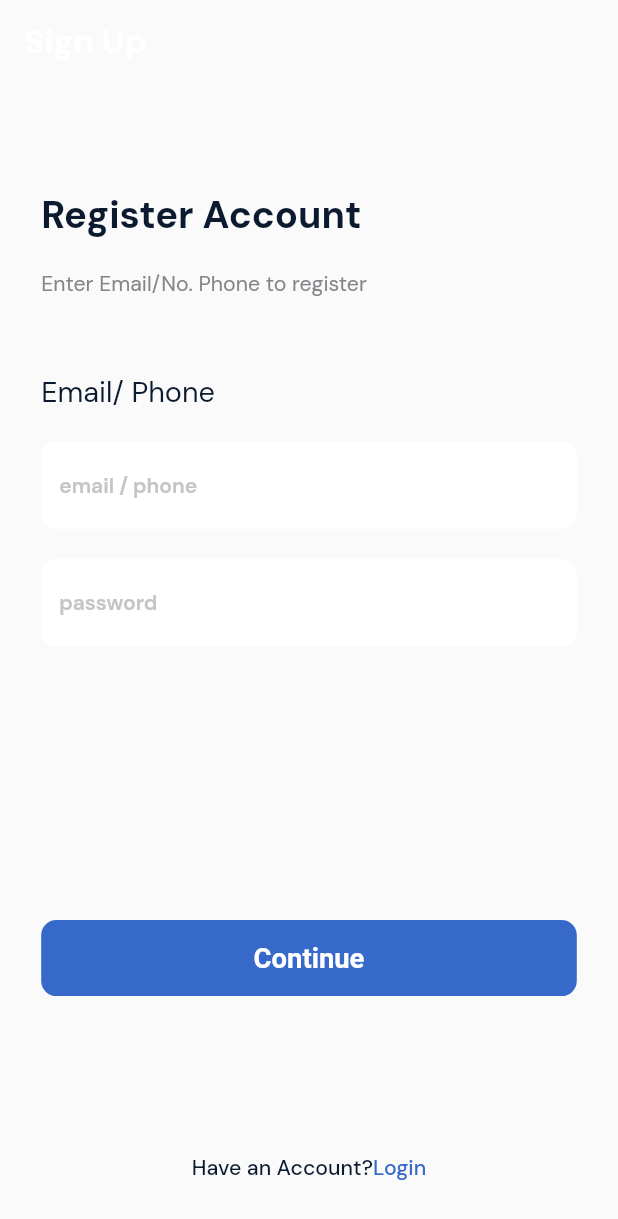
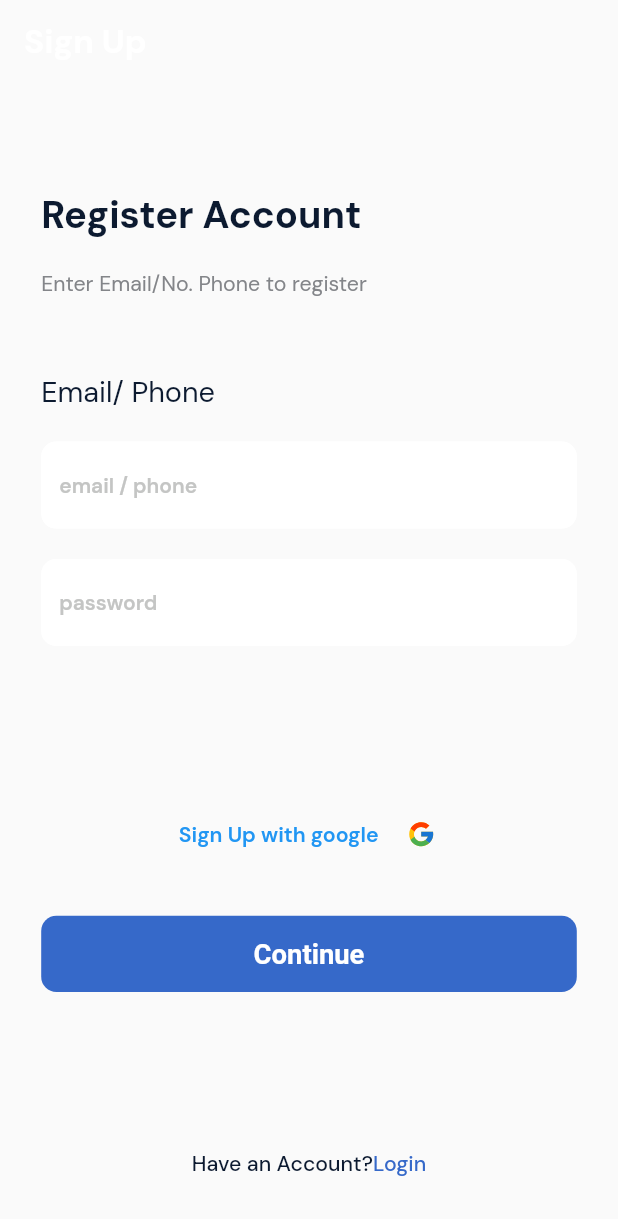
Before and after one commit to ravshan1119/techno_city, a Flutter app: the screen it shows after launch, after a tap on "Sign Up", on a phone screen of 412 x 824 dp. Shown: the top 1219 px of the screen. Run offline on Flutter 3.47's test engine with Material 2 defaults, Android fonts, the phone set to English and light mode, and no system bars; drawn by our look-alikes of zoom_tap_animation; our stand-ins replace firebase_auth, firebase_core, flutter_screenutil, flutter_svg, google_sign_in; accounts and stored records are empty; network calls fail; Roboto replaces fonts that are missing (LeagueSpartan).

Commit message:
add signUpWithGoogle method authProvider and profileProvider

```diff
--- /dev/null
+++ b/lib/data/model/univarsal_data.dart
@@ -0,0 +1,6 @@
+class UniversalData {
+  String error;
+  dynamic data;
+
+  UniversalData({this.error = "", this.data});
+}
--- a/lib/main.dart
+++ b/lib/main.dart
@@ -3,7 +3,9 @@ import 'package:flutter/material.dart';
 import 'package:flutter_screenutil/flutter_screenutil.dart';
 import 'package:provider/provider.dart';
 import 'package:techno_city/app/app.dart';
+import 'package:techno_city/data/firebase/auth_service.dart';
 import 'package:techno_city/providers/auth_provider.dart';
+import 'package:techno_city/providers/profile_provider.dart';
 import 'package:techno_city/providers/tab_box_provider.dart';
 import 'package:techno_city/utils/theme.dart';
 
@@ -14,10 +16,17 @@ Future<void> main() async {
     MultiProvider(
       providers: [
         ChangeNotifierProvider(
-          create: (context) => AuthProvider(),
+          create: (context) => AuthProvider(authService: AuthService()),
           lazy: true,
         ),
-        ChangeNotifierProvider(create: (context) => TabBoxProvider(),lazy: true,)
+        ChangeNotifierProvider(
+          create: (context) => TabBoxProvider(),
+          lazy: true,
+        ),
+        ChangeNotifierProvider(
+          create: (context) => ProfileProvider(),
+          lazy: true,
+        ),
       ],
       child: MyApp(),
     ),
--- a/lib/ui/auth/pages/login_page.dart
+++ b/lib/ui/auth/pages/login_page.dart
@@ -93,7 +93,7 @@ class LoginPage extends StatelessWidget {
                 GlobalButton(
                     title: "Sign in",
                     onTap: () {
-                      context.read<AuthProvider>().logInUser(context);
+                      context.read<AuthProvider>().loginUser(context);
                     }),
                 SizedBox(
                   height: 104.h,
--- a/lib/ui/auth/pages/sign_up_page.dart
+++ b/lib/ui/auth/pages/sign_up_page.dart
@@ -1,7 +1,9 @@
 import 'package:flutter/material.dart';
 import 'package:flutter/services.dart';
 import 'package:flutter_screenutil/flutter_screenutil.dart';
+import 'package:flutter_svg/flutter_svg.dart';
 import 'package:provider/provider.dart';
+import 'package:techno_city/utils/app_images.dart';
 import 'package:zoom_tap_animation/zoom_tap_animation.dart';
 
 import '../../../providers/auth_provider.dart';
@@ -66,20 +68,42 @@ class SignUpScreen extends StatelessWidget {
                     textInputAction: TextInputAction.next,
                     textAlign: TextAlign.start,
                     controller: context.read<AuthProvider>().emailController),
-                SizedBox(height: 20.h,),
+                SizedBox(
+                  height: 20.h,
+                ),
                 GlobalTextField(
                     hintText: "password",
                     obscureText: true,
                     keyboardType: TextInputType.emailAddress,
                     textInputAction: TextInputAction.next,
                     textAlign: TextAlign.start,
-                    controller: context.read<AuthProvider>().passwordController),
+                    controller:
+                        context.read<AuthProvider>().passwordController),
                 SizedBox(
-                  height: 180.h,
+                  height: 100.h,
                 ),
-                GlobalButton(title: "Continue", onTap: () {
-                  context.read<AuthProvider>().signUpUser(context);
-                }),
+                TextButton(
+                    onPressed: () {
+                      context.read<AuthProvider>().signInWithGoogle(context);
+                    },
+                    child: Row(
+                      mainAxisAlignment: MainAxisAlignment.center,
+                      children: [
+                        const Text("Sign Up with google"),
+                        SizedBox(
+                          width: 15.w,
+                        ),
+                        SvgPicture.asset(AppImages.google),
+                      ],
+                    )),
+                SizedBox(
+                  height: 30.h,
+                ),
+                GlobalButton(
+                    title: "Continue",
+                    onTap: () {
+                      context.read<AuthProvider>().signUpUser(context);
+                    }),
                 SizedBox(
                   height: 104.h,
                 ),
@@ -124,6 +148,6 @@ class SignUpScreen extends StatelessWidget {
           ),
         )
       ],
-    ) ;
+    );
   }
 }
--- a/lib/utils/app_images.dart
+++ b/lib/utils/app_images.dart
@@ -31,4 +31,5 @@ class AppImages{
   static String wishlist = "assets/svg/wishlist.svg";
   static String wishlistColorful = "assets/svg/wishlist_colorful.svg";
   static String x = "assets/svg/x.svg";
+  static String google = "assets/svg/google.svg";
 }
--- a/pubspec.yaml
+++ b/pubspec.yaml
@@ -16,6 +16,7 @@ dependencies:
   cloud_firestore: ^4.8.3
   firebase_auth: ^4.7.1
   firebase_storage: ^11.2.5
+  google_sign_in: ^6.1.4
   flutter_screenutil: ^5.8.4
   flutter_svg: ^2.0.7
   zoom_tap_animation: ^1.1.0
```
Also changed, not shown: lib/data/firebase/auth_service.dart (added, +77 -0 lines), lib/providers/auth_provider.dart (+61 -61 lines), lib/providers/profile_provider.dart (added, +35 -0 lines), lib/ui/profil/profile_screen.dart (+24 -4 lines), assets/svg/google.svg (added), pubspec.lock, 1 other file.
